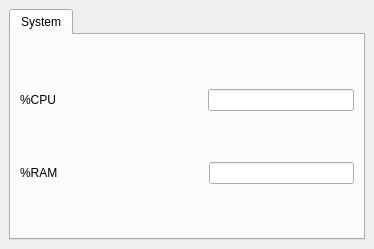
First picture: the form in src/gui/ui/dockwidget.ui, repository pblottiere/snail, before the edit.
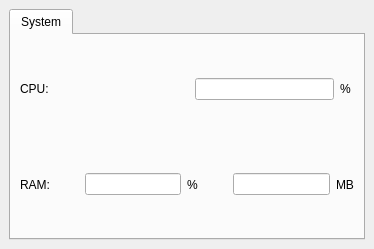
Second picture: the form after the edit.

Commit message: Add ram value in mb

The edit to the form file:
```diff
--- a/src/gui/ui/dockwidget.ui
+++ b/src/gui/ui/dockwidget.ui
@@ -30,7 +30,7 @@
           <item>
            <widget class="QLabel" name="label">
             <property name="text">
-             <string>%CPU</string>
+             <string>CPU:</string>
             </property>
            </widget>
           </item>
@@ -48,7 +48,24 @@
            </spacer>
           </item>
           <item>
-           <widget class="QLineEdit" name="mCpu"/>
+           <widget class="QLineEdit" name="mCpu">
+            <property name="enabled">
+             <bool>true</bool>
+            </property>
+            <property name="alignment">
+             <set>Qt::AlignRight|Qt::AlignTrailing|Qt::AlignVCenter</set>
+            </property>
+            <property name="readOnly">
+             <bool>true</bool>
+            </property>
+           </widget>
+          </item>
+          <item>
+           <widget class="QLabel" name="label_5">
+            <property name="text">
+             <string>% </string>
+            </property>
+           </widget>
           </item>
          </layout>
         </item>
@@ -57,7 +74,7 @@
           <item>
            <widget class="QLabel" name="label_2">
             <property name="text">
-             <string>%RAM</string>
+             <string>RAM:</string>
             </property>
            </widget>
           </item>
@@ -75,7 +92,51 @@
            </spacer>
           </item>
           <item>
-           <widget class="QLineEdit" name="mRam"/>
+           <widget class="QLineEdit" name="mRamPercent">
+            <property name="alignment">
+             <set>Qt::AlignRight|Qt::AlignTrailing|Qt::AlignVCenter</set>
+            </property>
+            <property name="readOnly">
+             <bool>true</bool>
+            </property>
+           </widget>
+          </item>
+          <item>
+           <widget class="QLabel" name="label_4">
+            <property name="text">
+             <string>%</string>
+            </property>
+           </widget>
+          </item>
+          <item>
+           <spacer name="horizontalSpacer_3">
+            <property name="orientation">
+             <enum>Qt::Horizontal</enum>
+            </property>
+            <property name="sizeHint" stdset="0">
+             <size>
+              <width>40</width>
+              <height>20</height>
+             </size>
+            </property>
+           </spacer>
+          </item>
+          <item>
+           <widget class="QLineEdit" name="mRamMb">
+            <property name="alignment">
+             <set>Qt::AlignRight|Qt::AlignTrailing|Qt::AlignVCenter</set>
+            </property>
+            <property name="readOnly">
+             <bool>true</bool>
+            </property>
+           </widget>
+          </item>
+          <item>
+           <widget class="QLabel" name="label_3">
+            <property name="text">
+             <string>MB</string>
+            </property>
+           </widget>
           </item>
          </layout>
         </item>
```
The commit also changes 2 other files.
